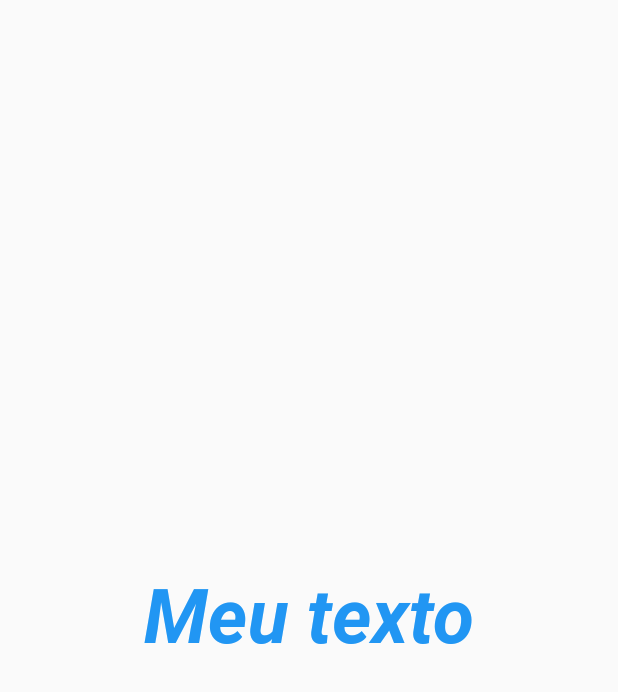
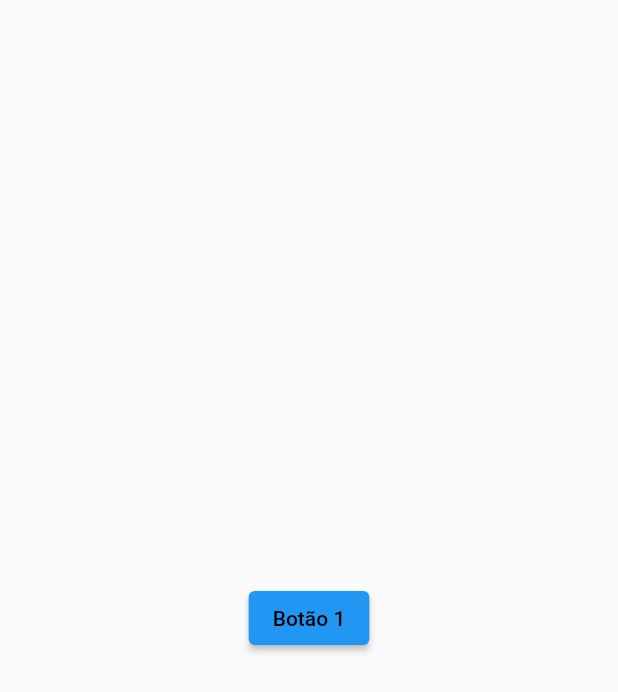
Before and after one commit to davi-soliveira/variaveis_e_constantes, a Flutter app: the screen it shows after launch, on a phone screen of 412 x 824 dp. Shown: the top 692 px of the screen. Run offline on Flutter 3.47's test engine with Material 2 defaults, Android fonts, the light colour scheme and no system bars; missing offline and left inert: prompt_dialog.

Commit message:
elevated_button

```diff
--- /dev/null
+++ b/lib/elevated_button.dart
@@ -0,0 +1,24 @@
+import 'package:flutter/material.dart';
+import 'package:flutter/src/widgets/framework.dart';
+import 'package:flutter/src/widgets/placeholder.dart';
+
+class MyButton extends StatelessWidget {
+  const MyButton({super.key});
+
+  @override
+  Widget build(BuildContext context) {
+    return Scaffold(
+      body: Center(
+        child: ElevatedButton(
+            style: ElevatedButton.styleFrom(
+              primary: Colors.blue,
+              onPrimary: Colors.black,
+            ),
+            onPressed: (){
+              print('Fui clicado');
+            },
+            child: Text('Botão 1')),
+      ),
+    );
+  }
+}
--- a/lib/main.dart
+++ b/lib/main.dart
@@ -1,9 +1,10 @@
 import 'package:flutter/material.dart';
+import 'package:variaveis_e_constantes/elevated_button.dart';
 import 'package:variaveis_e_constantes/scaffold.dart';
 import 'package:variaveis_e_constantes/text.dart';
 
 
 void main() {
-  runApp(const MaterialApp(home:MeuText()));
+  runApp(const MaterialApp(home:MyButton()));
 
 }
```
